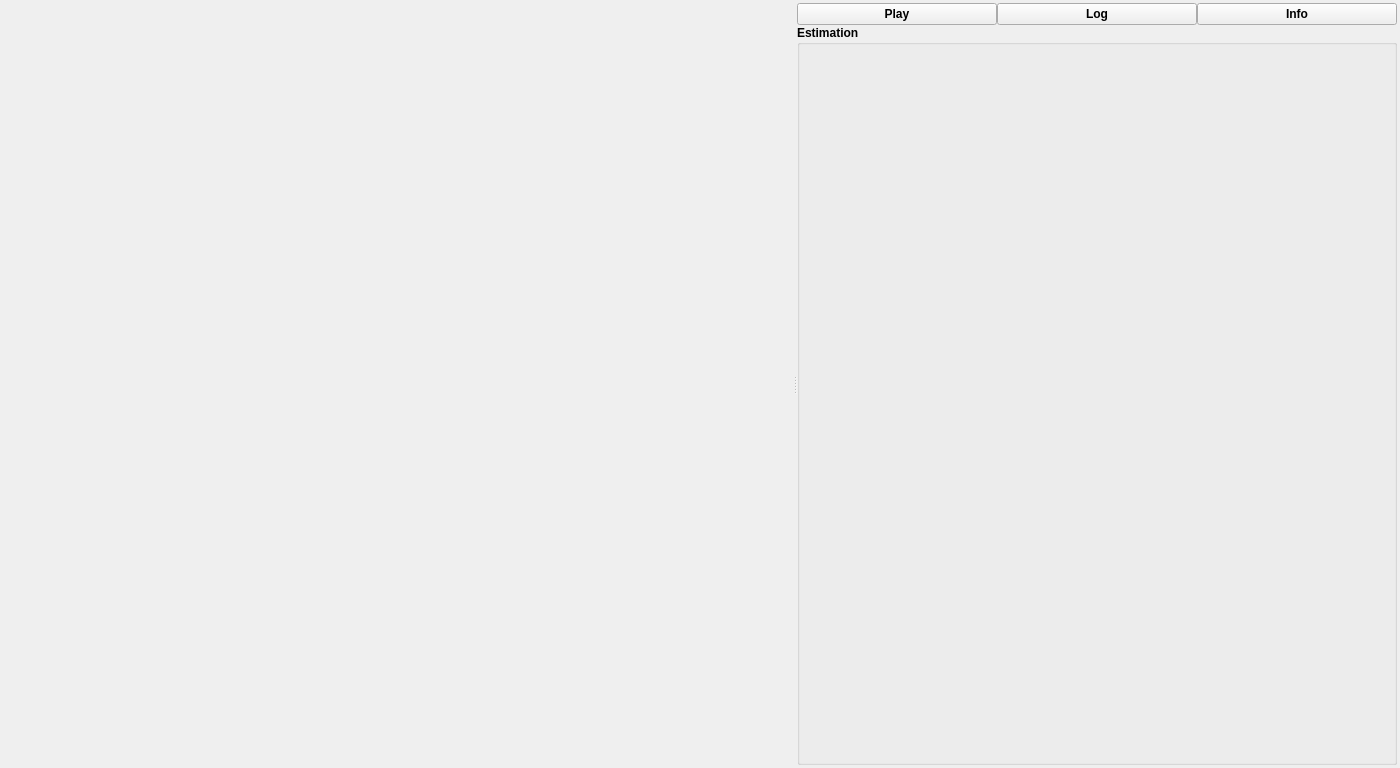
First picture: the form in mainwindow.ui, repository anatoltrush/OscillO, before the edit.
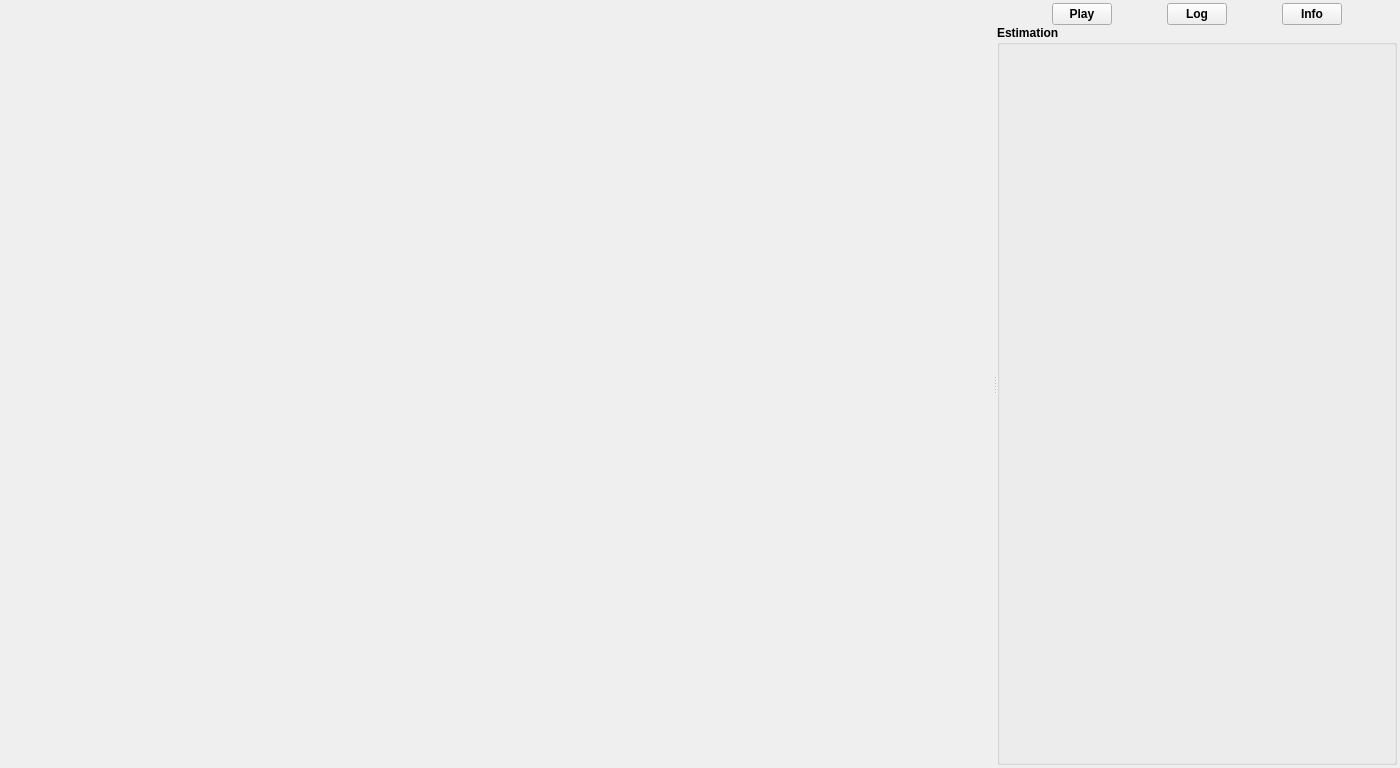
Second picture: the form after the edit.

```diff
--- a/mainwindow.ui
+++ b/mainwindow.ui
@@ -69,9 +69,20 @@
           </property>
           <item>
            <widget class="QPushButton" name="pBPlayer">
+            <property name="sizePolicy">
+             <sizepolicy hsizetype="Fixed" vsizetype="Fixed">
+              <horstretch>0</horstretch>
+              <verstretch>0</verstretch>
+             </sizepolicy>
+            </property>
+            <property name="maximumSize">
+             <size>
+              <width>60</width>
+              <height>16777215</height>
+             </size>
+            </property>
             <property name="font">
              <font>
-              <weight>75</weight>
               <bold>true</bold>
              </font>
             </property>
@@ -82,9 +93,20 @@
           </item>
           <item>
            <widget class="QPushButton" name="pBLogger">
+            <property name="sizePolicy">
+             <sizepolicy hsizetype="Fixed" vsizetype="Fixed">
+              <horstretch>0</horstretch>
+              <verstretch>0</verstretch>
+             </sizepolicy>
+            </property>
+            <property name="maximumSize">
+             <size>
+              <width>60</width>
+              <height>16777215</height>
+             </size>
+            </property>
             <property name="font">
              <font>
-              <weight>75</weight>
               <bold>true</bold>
              </font>
             </property>
@@ -95,9 +117,20 @@
           </item>
           <item>
            <widget class="QPushButton" name="pBInfo">
+            <property name="sizePolicy">
+             <sizepolicy hsizetype="Fixed" vsizetype="Fixed">
+              <horstretch>0</horstretch>
+              <verstretch>0</verstretch>
+             </sizepolicy>
+            </property>
+            <property name="maximumSize">
+             <size>
+              <width>60</width>
+              <height>16777215</height>
+             </size>
+            </property>
             <property name="font">
              <font>
-              <weight>75</weight>
               <bold>true</bold>
              </font>
             </property>
@@ -124,13 +157,12 @@
           </property>
           <property name="maximumSize">
            <size>
-            <width>600</width>
+            <width>400</width>
             <height>4000</height>
            </size>
           </property>
           <property name="font">
            <font>
-            <weight>75</weight>
             <bold>true</bold>
            </font>
           </property>
```
